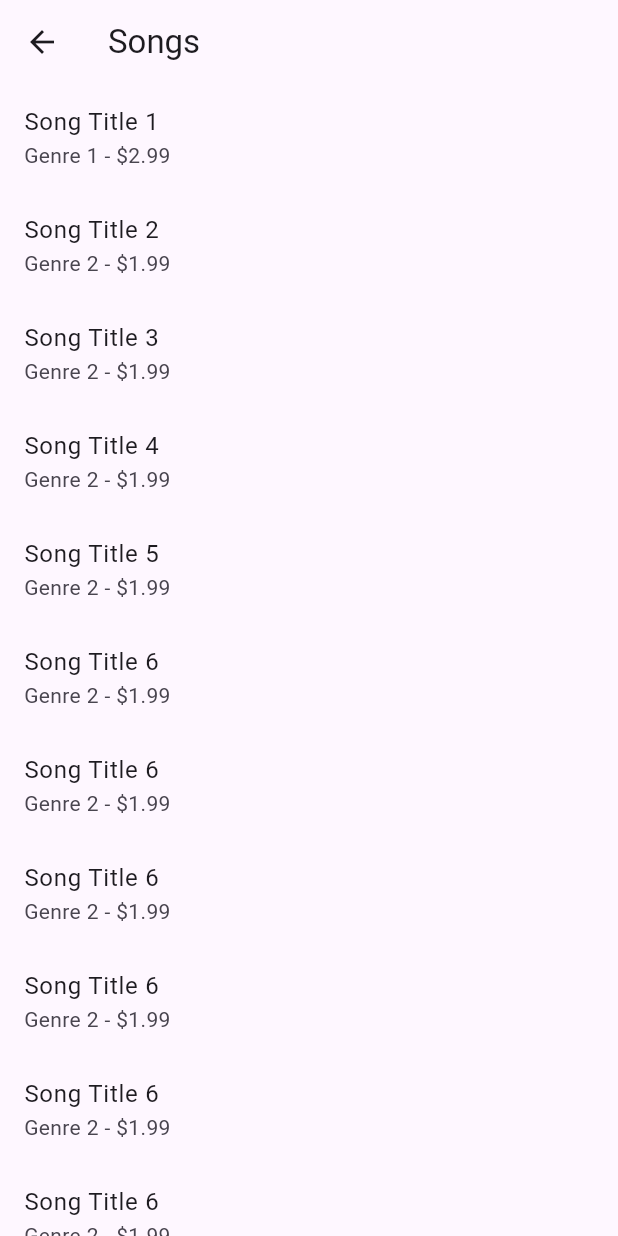
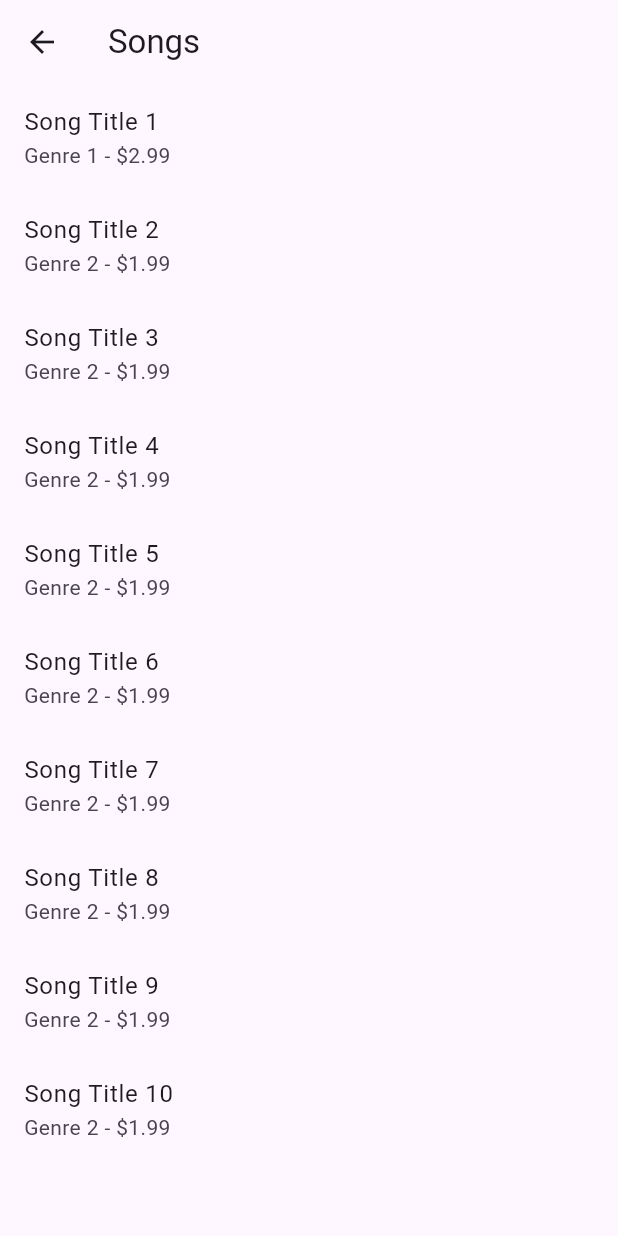
Before and after one commit to HalaAsaad/music-flutter-app, a Flutter app: the SongListPage screen opened by its route, on a phone screen of 412 x 824 dp. Run offline on Flutter 3.47's test engine with Material 3 defaults, Android fonts, the phone set to English and light mode, and no system bars.

Commit message:
Some updates added

```diff
--- a/lib/homepage.dart
+++ b/lib/homepage.dart
@@ -63,7 +63,7 @@ class _PageState extends State<Home> {
                       Navigator.of(context).pushNamed("artist-search");
                     }),
                 ListTile(
-                    title: const Text('Buy song(s)'),
+                    title: const Text('Buy song'),
                     onTap: () {
                       Navigator.of(context).pushNamed("buy-song");
                     }),
--- a/lib/search_song.dart
+++ b/lib/search_song.dart
@@ -1,8 +1,4 @@
 import 'package:flutter/material.dart';
-
-import 'package:musicapp/artist_details.dart';
-
-import 'artists.dart';
 import 'song.dart';
 import 'package:musicapp/song_details_page.dart';
 
@@ -25,17 +21,17 @@ class SongSearchPage extends StatefulWidget {
 }
 
 class _SongSearchPageState extends State<SongSearchPage> {
-  List<String> songs = [
-    'Song 1',
-    'Song 2',
-    'Song 3',
-    'Song 4',
-    'Song 5',
-  ];
+  // List<String> songs = [
+  //   'Song 1',
+  //   'Song 2',
+  //   'Song 3',
+  //   'Song 4',
+  //   'Song 5',
+  // ];
 
   String searchText = '';
 
-  List<dynamic> searchResults = [];
+  List<dynamic> searchResults = allSongs;
 
   void searchSongs(String query) {
     setState(() {
--- a/lib/song.dart
+++ b/lib/song.dart
@@ -5,20 +5,10 @@ final List<Song> allSongs = [
   Song(4, 'Song Title 4', 'Genre 2', 1.99, 2),
   Song(5, 'Song Title 5', 'Genre 2', 1.99, 2),
   Song(6, 'Song Title 6', 'Genre 2', 1.99, 2),
-  Song(7, 'Song Title 6', 'Genre 2', 1.99, 2),
-  Song(8, 'Song Title 6', 'Genre 2', 1.99, 2),
-  Song(9, 'Song Title 6', 'Genre 2', 1.99, 2),
-  Song(10, 'Song Title 6', 'Genre 2', 1.99, 3),
-  Song(11, 'Song Title 6', 'Genre 2', 1.99, 3),
-  Song(12, 'Song Title 6', 'Genre 2', 1.99, 3),
-  Song(13, 'Song Title 6', 'Genre 2', 1.99, 3),
-  Song(14, 'Song Title 6', 'Genre 2', 1.99, 3),
-  Song(15, 'Song Title 6', 'Genre 2', 1.99, 3),
-  Song(16, 'Song Title 6', 'Genre 2', 1.99, 3),
-  Song(17, 'Song Title 1', 'Genre 1', 2.99, 1),
-  Song(18, 'Song Title 1', 'Genre 1', 2.99, 1),
-  Song(19, 'Song Title 1', 'Genre 1', 2.99, 1),
-  Song(20, 'Song Title 1', 'Genre 1', 2.99, 1),
+  Song(7, 'Song Title 7', 'Genre 2', 1.99, 2),
+  Song(8, 'Song Title 8', 'Genre 2', 1.99, 2),
+  Song(9, 'Song Title 9', 'Genre 2', 1.99, 2),
+  Song(10, 'Song Title 10', 'Genre 2', 1.99, 3),
 
   // ... add more songs
 ];
```
Also changed, not shown: lib/buy_song.dart (+10 -9 lines).
